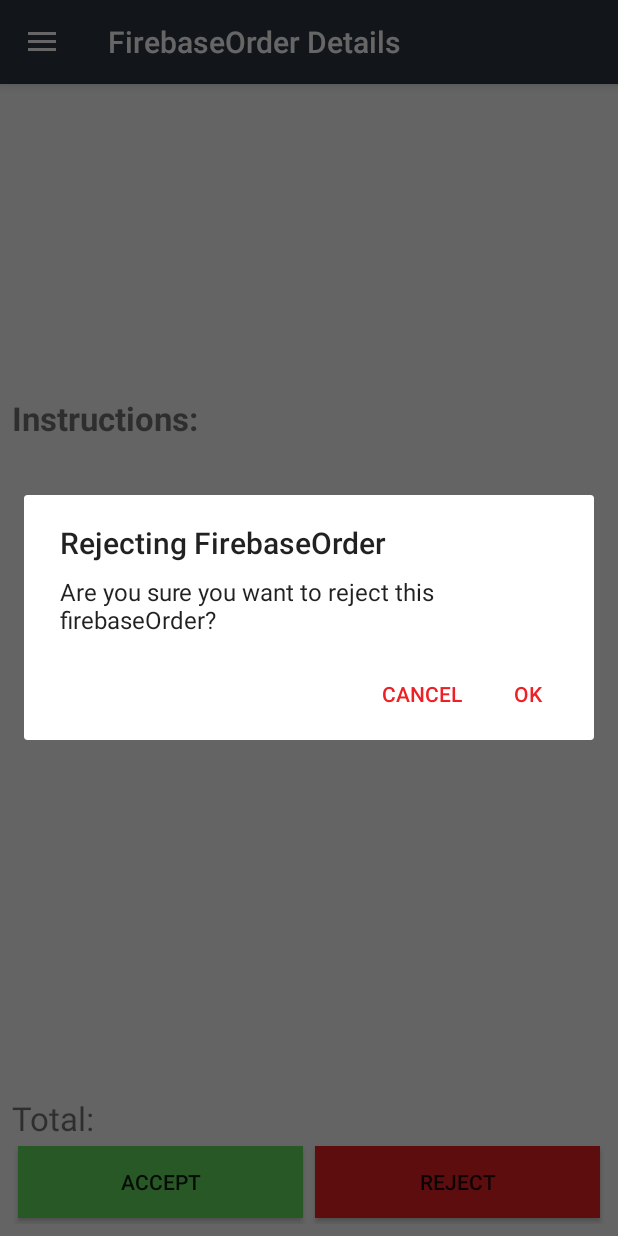
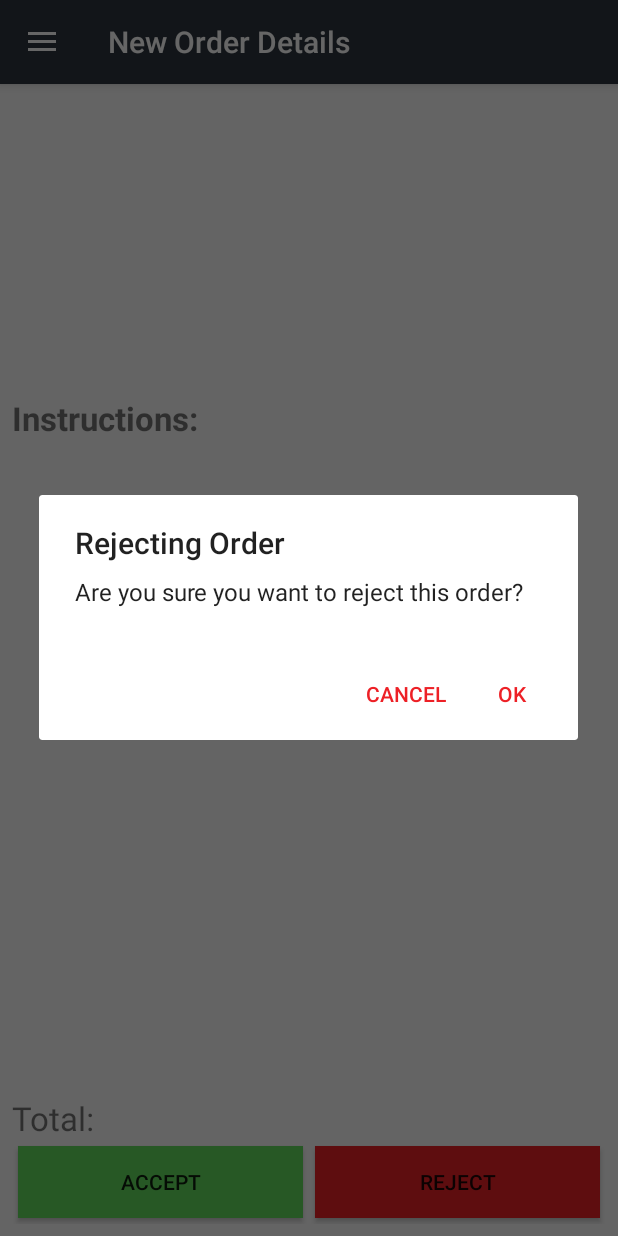
Before and after one commit to mremondi/CurateRestaurant, an Android app: the fragment NewOrderDetails placed in its activity, after a tap on "REJECT", on a phone screen of 412 x 824 dp. Run offline under Robolectric (Android 15) with nearby library versions, the phone set to English and light mode, and no system bars; our stand-ins replace ButterKnife, Firebase (no records; nobody signed in at launch, a user with empty details on screens opened directly); pictures from the network do not load; 9 statements that could not run were skipped.

Commit message:
small bug fixes and UI improvements

```diff
--- a/app/src/main/java/curatetechnologies/com/curate/controllers/ManageMenu.java
+++ b/app/src/main/java/curatetechnologies/com/curate/controllers/ManageMenu.java
@@ -59,7 +59,9 @@ public class ManageMenu extends Fragment{
                         SectionedRecyclerViewAdapter sectionAdapter = new SectionedRecyclerViewAdapter();
 
                         for (CurateMenuSection section : sections) {
-                            sectionAdapter.addSection(new MenuSectionAdapter(section, section.getItems()));
+                            if (section.getItems().get(0).getItemName() != null) {
+                                sectionAdapter.addSection(new MenuSectionAdapter(section, section.getItems()));
+                            }
                         }
                         recyclerView.setAdapter(sectionAdapter);
                     }
--- a/app/src/main/java/curatetechnologies/com/curate/controllers/NewOrderDetails.java
+++ b/app/src/main/java/curatetechnologies/com/curate/controllers/NewOrderDetails.java
@@ -95,7 +95,7 @@ public class NewOrderDetails extends Fragment implements AcceptOrderDialog.Accep
     }
 
     private void configureView(View v) {
-        getActivity().setTitle("FirebaseOrder Details");
+        getActivity().setTitle("New Order Details");
 
         Glide.with(v)
                 .load(firebaseOrder.getProfilePictureURL())
@@ -113,7 +113,7 @@ public class NewOrderDetails extends Fragment implements AcceptOrderDialog.Accep
             public void onClick(View view) {
                 dialog = new AcceptOrderDialog();
                 dialog.setListener(self);
-                dialog.show(getFragmentManager(), "Accept FirebaseOrder");
+                dialog.show(getFragmentManager(), "Accept Order");
             }
         });
 
@@ -121,8 +121,8 @@ public class NewOrderDetails extends Fragment implements AcceptOrderDialog.Accep
             @Override
             public void onClick(View view) {
                 AlertDialog alertDialog = new AlertDialog.Builder(getActivity()).create();
-                alertDialog.setTitle("Rejecting FirebaseOrder");
-                alertDialog.setMessage("Are you sure you want to reject this firebaseOrder?");
+                alertDialog.setTitle("Rejecting Order");
+                alertDialog.setMessage("Are you sure you want to reject this order?");
 
                 alertDialog.setButton(AlertDialog.BUTTON_NEGATIVE, "Cancel", new DialogInterface.OnClickListener() {
                     @Override
--- a/app/src/main/java/curatetechnologies/com/curate/controllers/adapters/MenuSectionAdapter.java
+++ b/app/src/main/java/curatetechnologies/com/curate/controllers/adapters/MenuSectionAdapter.java
@@ -96,7 +96,6 @@ public class MenuSectionAdapter extends StatelessSection {
         CurateMenuItem item;
 
         @OnClick(R.id.section_item_hide_item_button) void onHideItemClick(Button btnHideItem){
-            Log.d("AVAILABLE", "" + item.getAvailable());
             if (item.getAvailable()){
                 btnHideItem.setText("Unhide");
                 btnHideItem.setBackgroundColor(itemView.getResources().getColor(R.color.primaryRed));
```
Also changed, not shown: app/src/main/AndroidManifest.xml (+3 -4 lines).
